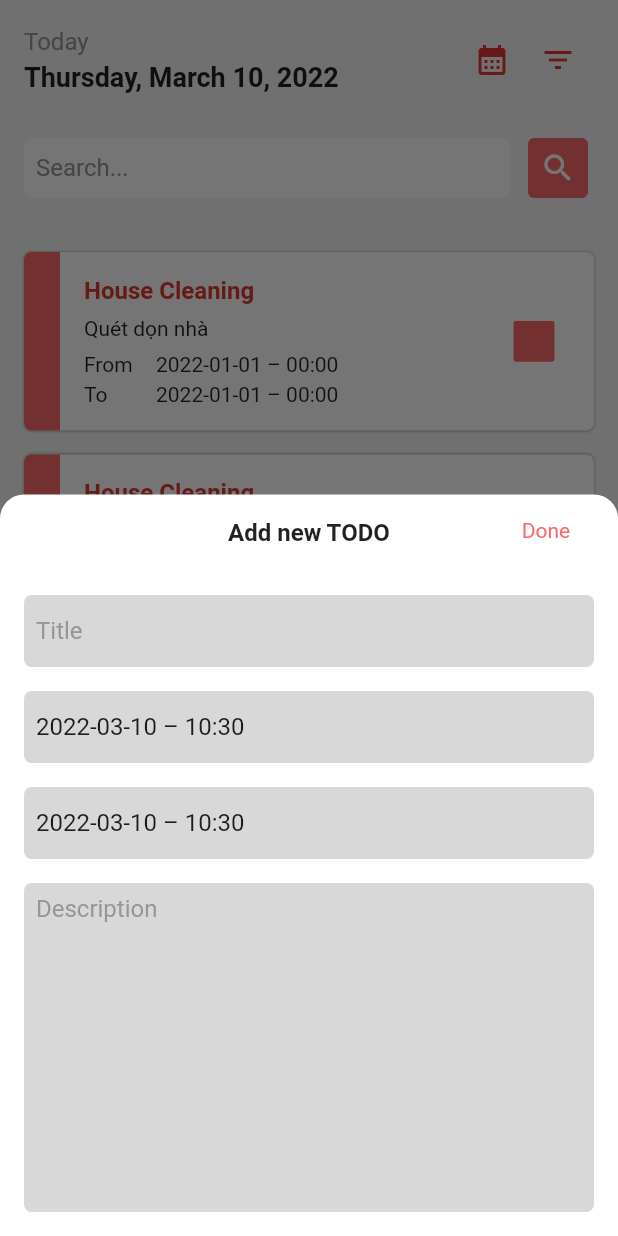
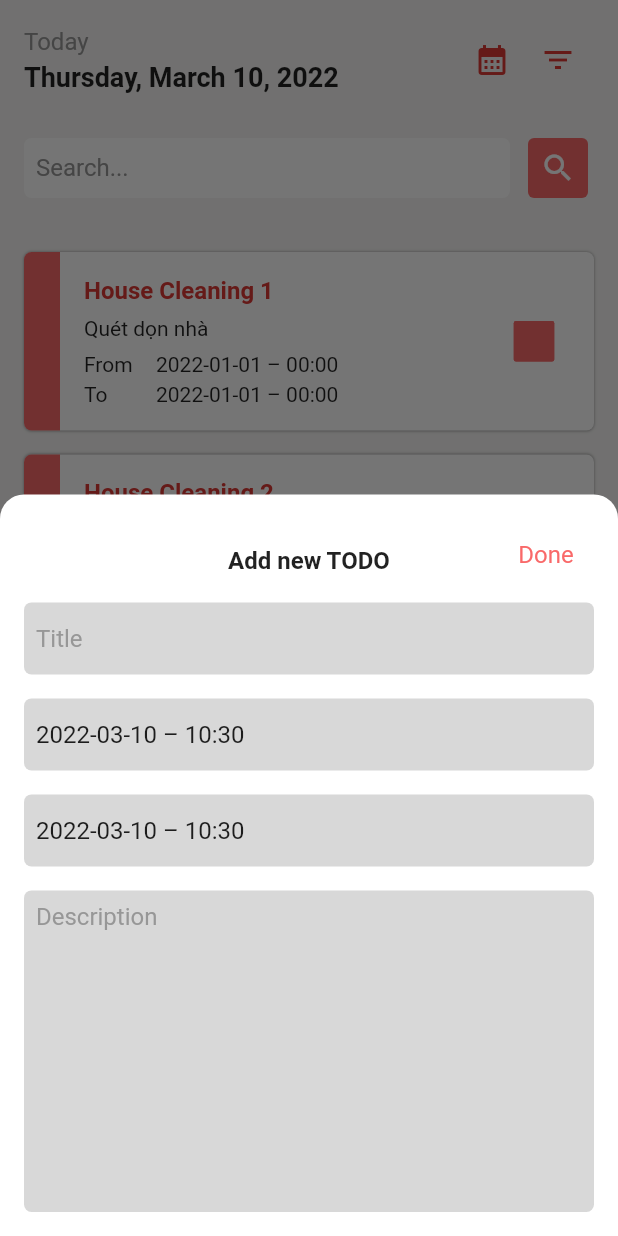
Before and after one commit to ndkhoa200400/AdvancedMobile-TodoApp, a Flutter app: the screen it shows after launch, after a tap on the "add" icon, on a phone screen of 412 x 824 dp. Run offline on Flutter 3.47's test engine with Material 2 defaults, Android fonts, the phone set to English and light mode, and no system bars; our stand-ins replace flutter_datetime_picker.

```diff
--- a/lib/common/add_new_todo.dart
+++ b/lib/common/add_new_todo.dart
@@ -1,5 +1,9 @@
 import 'package:flutter/material.dart';
+import 'package:provider/provider.dart';
+import 'package:todo_app/main.dart';
+import 'package:todo_app/models/todo_item.dart';
 import 'package:todo_app/utils/show_toast.dart';
+import 'package:todo_app/widgets/home/todo_list.dart';
 
 import '../constants/app_colors.dart';
 import 'custom_date_pick.dart';
@@ -38,7 +42,6 @@ class _BottomSheetAddNewTodoState extends State<BottomSheetAddNewTodo> {
         endTimeErrorText = "Start time must be before end time.";
       });
       isError = true;
-      print("okl");
     }
 
     if (_titleController.text.isEmpty) {
@@ -54,12 +57,18 @@ class _BottomSheetAddNewTodoState extends State<BottomSheetAddNewTodo> {
 
     Navigator.pop(context);
     showToast(context, "Added new Todo");
+    TodoItem todoItem = TodoItem.create(
+        title: _titleController.text,
+        description: _descriptionController.text,
+        startTime: _startTime,
+        endTime: _endTime);
+
+    Provider.of<TodoListProvider>(context, listen: false).addNewTodo(todoItem);
   }
 
   @override
   Widget build(BuildContext context) {
-    return Stack(children: [
-      Padding(
+    return Padding(
       padding: MediaQuery.of(context).viewInsets,
       child: Container(
         height: MediaQuery.of(context).size.height * 3 / 5,
@@ -73,11 +82,39 @@ class _BottomSheetAddNewTodoState extends State<BottomSheetAddNewTodo> {
             mainAxisAlignment: MainAxisAlignment.start,
             mainAxisSize: MainAxisSize.min,
             children: <Widget>[
-                const Text(
+              SizedBox(
+                height: 56,
+                child: Stack(
+                    // mainAxisSize: MainAxisSize.max,
+                    // mainAxisAlignment: MainAxisAlignment.spaceBetween,
+                    alignment: Alignment.topCenter,
+                    children: [
+                      const Align(
+                        child: Text(
                           'Add new TODO',
-                  style: TextStyle(fontSize: 16, fontWeight: FontWeight.bold),
+                          textAlign: TextAlign.center,
+                          style: TextStyle(
+                            fontSize: 16,
+                            fontWeight: FontWeight.bold,
                           ),
-                const SizedBox(height: 32),
+                        ),
+                      ),
+                      Positioned(
+                        right: 0,
+                        child: TextButton(
+                          style: TextButton.styleFrom(
+                              primary: AppColors.pink,
+                              textStyle: const TextStyle(
+                                  color: AppColors.pink, fontSize: 16)),
+                          child: const Text(
+                            "Done",
+                          ),
+                          onPressed: onDone,
+                        ),
+                      )
+                    ]),
+              ),
+              // const SizedBox(height: 32),
               CustomInputField(
                 hintText: "Title",
                 fillColor: AppColors.inputFieldColor,
@@ -123,18 +160,6 @@ class _BottomSheetAddNewTodoState extends State<BottomSheetAddNewTodo> {
           ),
         ),
       ),
-      ),
-      Positioned(
-          right: 16,
-          child: TextButton(
-            style: TextButton.styleFrom(
-                primary: AppColors.pink,
-                textStyle: TextStyle(color: AppColors.pink)),
-            child: const Text(
-              "Done",
-            ),
-            onPressed: onDone,
-          )),
-    ]);
+    );
   }
 }
--- a/lib/common/todo_card.dart
+++ b/lib/common/todo_card.dart
@@ -1,6 +1,8 @@
 import 'package:flutter/material.dart';
+import 'package:provider/provider.dart';
 import 'package:todo_app/constants/app_colors.dart';
 import 'package:todo_app/constants/style.dart';
+import 'package:todo_app/main.dart';
 import 'package:todo_app/models/todo_item.dart';
 import 'package:todo_app/widgets/home/custom_checkbox.dart';
 
@@ -78,7 +80,9 @@ class _TodoCardState extends State<TodoCard> {
               ),
               CustomCheckBox(
                   isChecked: widget.todoItem.isDone,
-                  onCheckboxChanged: onCheckboxChange)
+                  onCheckboxChanged: (bool? value) {
+                    Provider.of<TodoListProvider>(context, listen: false).handleCheckbox(widget.todoItem.id, value!);
+                  })
             ]),
       ),
     );
--- a/lib/main.dart
+++ b/lib/main.dart
@@ -30,10 +30,61 @@ List<TodoItem> todoList = [
       isDone: true),
 ];
 
+class TodoListProvider with ChangeNotifier {
+  final List<TodoItem> _todoList = [
+    TodoItem(
+        id: "1",
+        title: "House Cleaning 1 ",
+        description: "Quét dọn nhà",
+        startTime: DateTime(2022),
+        endTime: DateTime(2022),
+        isDone: false),
+    TodoItem(
+        id: "2",
+        title: "House Cleaning 2",
+        description: "Quét dọn nhà",
+        startTime: DateTime(2022),
+        endTime: DateTime(2022),
+        isDone: false),
+    TodoItem(
+        id: "3",
+        title: "House Cleaning 3",
+        description: "Quét dọn nhà",
+        startTime: DateTime(2022),
+        endTime: DateTime(2022),
+        isDone: true),
+  ];
+
+  List<TodoItem> get todoList {
+    _todoList.sort((a, b) => a.isDone ? 1 : 0);
+    return _todoList;
+  }
+
+  void handleCheckbox(String id, bool isDone) {
+    for (TodoItem item in _todoList) {
+      if (item.id == id) {
+        item.isDone = isDone;
+        notifyListeners();
+        break;
+      }
+    }
+  }
+
+  void addNewTodo(TodoItem todoItem) {
+    _todoList.add(todoItem);
+    notifyListeners();
+  }
+}
+
 void main() {
   runApp(
     MultiProvider(
-      providers: [Provider(create: (context) => todoList)],
+      providers: [
+        Provider(create: (context) => todoList),
+        ChangeNotifierProvider<TodoListProvider>(
+          create: (_) => TodoListProvider(),
+        )
+      ],
       child: const MyApp(),
     ),
   );
--- a/lib/models/todo_item.dart
+++ b/lib/models/todo_item.dart
@@ -1,10 +1,13 @@
 import 'package:intl/intl.dart';
+import 'package:uuid/uuid.dart';
+
+var uuid = const Uuid();
 
 DateFormat formattedDate = DateFormat('yyyy-MM-dd – HH:mm');
 DateFormat formattedTime = DateFormat('HH:mm:ss');
 
 class TodoItem {
-  String id;
+  late String id;
   String title;
   String description;
   DateTime startTime;
@@ -20,6 +23,16 @@ class TodoItem {
     required this.isDone,
   });
 
+  TodoItem.create({
+    required this.title,
+    required this.description,
+    required this.startTime,
+    required this.endTime,
+    this.isDone = false,
+  }) {
+    id = uuid.v4();
+  }
+
   String getStartTime() {
     return formattedDate.format(startTime);
   }
--- a/lib/screens/home.dart
+++ b/lib/screens/home.dart
@@ -4,34 +4,9 @@ import 'package:todo_app/common/add_new_todo.dart';
 import 'package:todo_app/common/custom_floating_action_button.dart';
 import 'package:todo_app/common/search_bar.dart';
 import 'package:todo_app/constants/app_colors.dart';
+import 'package:todo_app/main.dart';
 import 'package:todo_app/widgets/home/home_title.dart';
 import 'package:todo_app/widgets/home/todo_list.dart';
-
-import '../models/todo_item.dart';
-
-// List<TodoItem> todoList = [
-//   TodoItem(
-//       id: "1",
-//       title: "House Cleaning",
-//       description: "Quét dọn nhà",
-//       startTime: DateTime(2022),
-//       endTime: DateTime(2022),
-//       isDone: false),
-//   TodoItem(
-//       id: "2",
-//       title: "House Cleaning",
-//       description: "Quét dọn nhà",
-//       startTime: DateTime(2022),
-//       endTime: DateTime(2022),
-//       isDone: false),
-//   TodoItem(
-//       id: "3",
-//       title: "House Cleaning",
-//       description: "Quét dọn nhà",
-//       startTime: DateTime(2022),
-//       endTime: DateTime(2022),
-//       isDone: true),
-// ];
 
 class HomeScreen extends StatefulWidget {
   const HomeScreen({Key? key}) : super(key: key);
@@ -45,8 +20,7 @@ class _HomeScreenState extends State<HomeScreen> {
 
   @override
   Widget build(BuildContext context) {
-    return Consumer<List<TodoItem>>(
-        builder: ((context, todoList, child) => Scaffold(
+    return Scaffold(
         backgroundColor: AppColors.background,
         body: SafeArea(
           child: Column(
@@ -55,16 +29,17 @@ class _HomeScreenState extends State<HomeScreen> {
               const HomeTitle(),
 
               SearchBar(searchController: _searchController),
-
-                  TodoList(todoList: todoList)
+              Consumer<TodoListProvider>(
+                builder: ((context, value, child) =>
+                    TodoList(todoList: value.todoList)),
+              )
             ],
           ),
         ),
-            floatingActionButtonLocation:
-                FloatingActionButtonLocation.centerFloat,
+        floatingActionButtonLocation: FloatingActionButtonLocation.centerFloat,
         floatingActionButton: CustomFloatingActionButton(
           onPressed: showAddNewTodoBottomModal,
-            ))));
+        ));
   }
 
   void showAddNewTodoBottomModal() {
--- a/pubspec.yaml
+++ b/pubspec.yaml
@@ -37,6 +37,7 @@ dependencies:
   cupertino_icons: ^1.0.2
   flutter_datetime_picker: ^1.5.1
   provider: ^6.0.2
+  localstorage: ^3.0.6
 
 dev_dependencies:
   flutter_test:
```
Also changed, not shown: pubspec.lock. Lines whose indentation alone changed are shown as unchanged.
